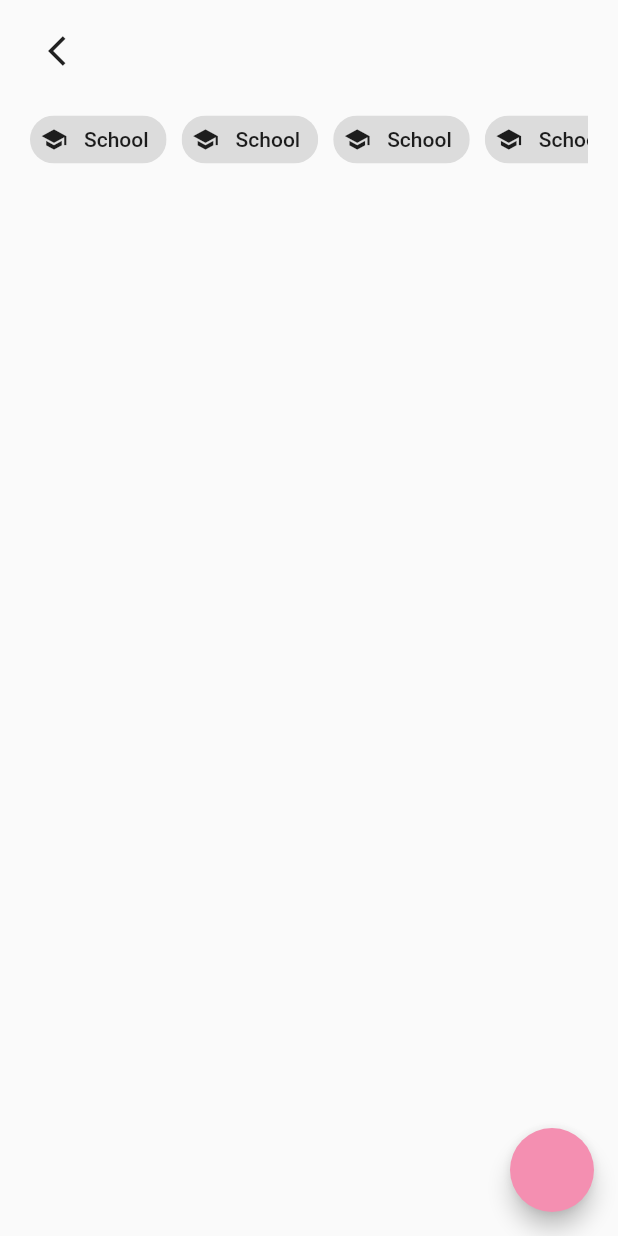
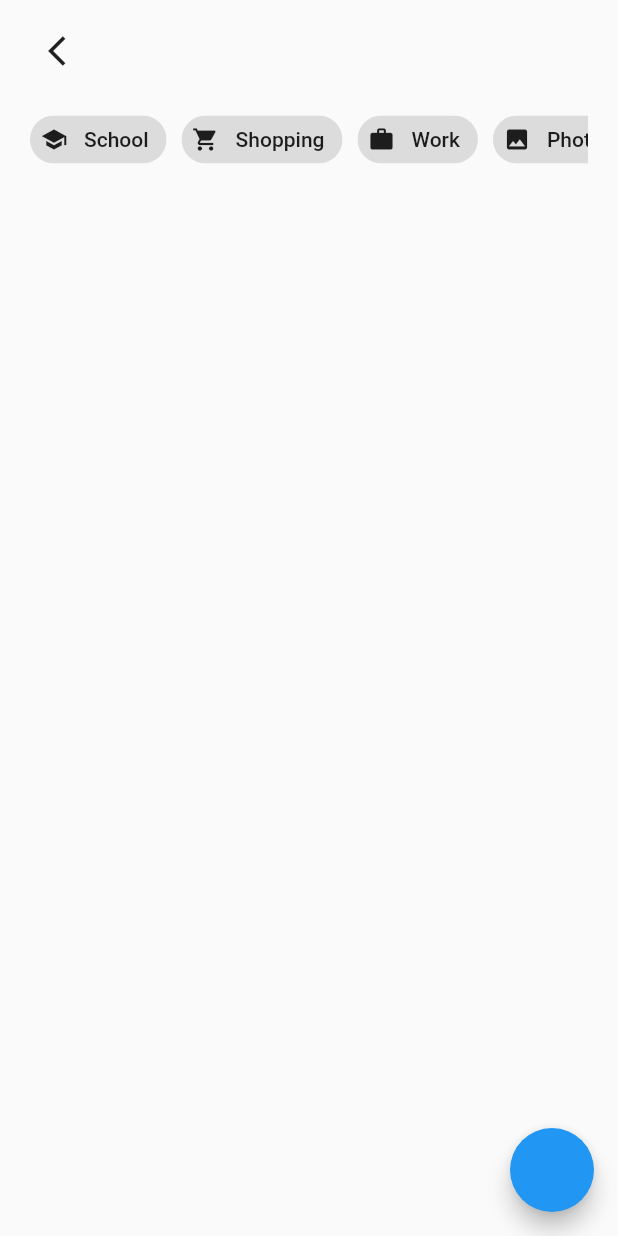
Before and after one commit to Omer-Demirtas/tasker, a Flutter app: the screen it shows after launch, after a tap on "Go to tasks", on a phone screen of 412 x 824 dp. Run offline on Flutter 3.47's test engine with Material 2 defaults, Android fonts, the phone set to English and light mode, and no system bars; our stand-ins replace bloc, flutter_bloc.

Commit message:
add task logic added, and some improvement to task view.

```diff
--- /dev/null
+++ b/lib/core/cubit/Theme/theme_cubit.dart
@@ -0,0 +1,25 @@
+import 'package:bloc/bloc.dart';
+import 'package:flutter/material.dart';
+
+class ThemeCubit extends Cubit<ThemeData> {
+  ThemeCubit() : super(_lightTheme);
+
+  static final _lightTheme = ThemeData(
+    floatingActionButtonTheme: const FloatingActionButtonThemeData(
+      foregroundColor: Colors.white,
+    ),
+    brightness: Brightness.light,
+  );
+
+  static final _darkTheme = ThemeData(
+    floatingActionButtonTheme: const FloatingActionButtonThemeData(
+      foregroundColor: Colors.black,
+    ),
+    brightness: Brightness.dark,
+  );
+
+  /// Toggles the current brightness between light and dark.
+  void toggleTheme() {
+    emit(state.brightness == Brightness.dark ? _lightTheme : _darkTheme);
+  }
+}
--- a/lib/core/cubit/task/task_cubit.dart
+++ b/lib/core/cubit/task/task_cubit.dart
@@ -8,14 +8,12 @@ class TaskCubit extends Cubit<TaskState> {
   TaskCubit() : super(const TaskState(tasks: [], isLoading: false));
 
 
-  void addTask() async
+  void addTask(Task task) async
   {
     emit(TaskState(isLoading: true, tasks: state.tasks));
     await Future.delayed(const Duration(seconds: 1));
-
     List<Task> tasks = state.tasks.toList();
-    tasks.add(Task(title: 'New Task', startAt: DateTime.now(), finishAt: DateTime.now(), description: 'asd', id: 1));
-
+    tasks.add(task);
     emit(TaskState(isLoading: false, tasks: tasks));
   }
 }
--- /dev/null
+++ b/lib/core/model/tag.dart
@@ -0,0 +1,9 @@
+import 'package:flutter/material.dart';
+
+class Tag
+{
+  final String title;
+  final IconData icon;
+
+  Tag(this.title, this.icon);
+}
--- a/lib/core/model/task.dart
+++ b/lib/core/model/task.dart
@@ -1,3 +1,4 @@
+import 'package:tasker/core/model/tag.dart';
 
 class Task {
   final int? id;
@@ -5,7 +6,7 @@ class Task {
   final String? description;
   final DateTime? startAt;
   final DateTime? finishAt;
+  final List<Tag>? tags;
 
-  Task({this.id, this.title, this.description, this.startAt, this.finishAt});
-
+  const Task({this.id, this.title, this.description, this.startAt, this.finishAt, this.tags});
 }
--- /dev/null
+++ b/lib/core/utils/form/focus_node_disabled.dart
@@ -0,0 +1,6 @@
+import 'package:flutter/material.dart';
+
+class AlwaysDisabledFocusNode extends FocusNode {
+  @override
+  bool get hasFocus => false;
+}
--- /dev/null
+++ b/lib/core/utils/tags.dart
@@ -0,0 +1,14 @@
+import 'package:flutter/material.dart';
+import 'package:tasker/core/model/tag.dart';
+
+class Tags
+{
+  static final List<Tag> tags =
+  <Tag>[
+    Tag('School', Icons.school),
+    Tag('Shopping', Icons.shopping_cart),
+    Tag('Work', Icons.work),
+    Tag('Photo', Icons.photo),
+    Tag('Travel', Icons.travel_explore),
+  ];
+}
--- a/lib/core/view/Task/task_view.dart
+++ b/lib/core/view/Task/task_view.dart
@@ -1,7 +1,11 @@
 import 'package:flutter/material.dart';
 import 'package:flutter_bloc/flutter_bloc.dart';
 import 'package:tasker/core/cubit/task/task_cubit.dart';
+import 'package:tasker/core/model/tag.dart';
 import 'package:tasker/core/model/task.dart';
+import 'package:tasker/core/utils/tags.dart';
+import 'package:tasker/core/view/add_task/add_task_view.dart';
+import 'package:tasker/core/widget/tag/tag_list.dart';
 
 class TaskView extends StatelessWidget
 {
@@ -9,17 +13,20 @@ class TaskView extends StatelessWidget
 
   const TaskView({Key? key}) : super(key: key);
 
+  void example()
+  {
+    print('ASD');
+  }
+
   @override
   Widget build(BuildContext context) {
     return SafeArea(
-      child: BlocProvider<TaskCubit>(
-        create: (context) => TaskCubit(),
-        child: BlocBuilder<TaskCubit, TaskState>(
+      child: BlocBuilder<TaskCubit, TaskState>(
             builder: (context, state) => Scaffold(
             body: Column(
               children: [
                 _buildAppBar(context),
-                _buildDays(),
+                TagList(voidCallback: example,),
                 const SizedBox(height: 20,),
                 Expanded(
                     child: state.isLoading ? const Center(
@@ -33,10 +40,12 @@ class TaskView extends StatelessWidget
               ],
             ),
             floatingActionButton: FloatingActionButton(
-              onPressed: () => context.read<TaskCubit>().addTask(),
+              onPressed: () => {
+                Navigator.pushNamed(context, AddTaskView.addTaskViewRoute),
+                //context.read<TaskCubit>().addTask()
+              }
             ),
           ),
-        ),
       ),
     );
   }
@@ -69,7 +78,7 @@ class TaskView extends StatelessWidget
                   )
                 ],
               ),
-              SizedBox(height: 10,),
+              const SizedBox(height: 10,),
               Row(
                 children: const [
                   Chip(avatar: Icon(Icons.school), label: Text('school')),
@@ -84,34 +93,15 @@ class TaskView extends StatelessWidget
     );
   }
 
-  Widget _buildDays()
-  {
-    return Container(
-      padding: EdgeInsets.symmetric(horizontal: 20),
-      margin: const EdgeInsets.only(top: 10),
-      height: 50,
-      child: ListView(
-        physics: const BouncingScrollPhysics(),
-        scrollDirection: Axis.horizontal,
-        children: [
-          for (int i in Iterable<int>.generate(20).toList()) Container(
-            margin: const EdgeInsets.only(right: 10),
-            child: const Chip(avatar: Icon(Icons.school), label: Text("School"),)
-          )
-        ],
-      ),
-    );
-  }
-
   Widget _buildAppBar(BuildContext context)
   {
     return Padding(
-      padding: EdgeInsets.only(top: 10, right: 20, left: 20),
+      padding: const EdgeInsets.only(top: 10, right: 20, left: 20),
       child: Row(
         children: [
           IconButton(
               onPressed: () => Navigator.pop(context),
-              icon: Icon(Icons.arrow_back_ios)
+              icon: const Icon(Icons.arrow_back_ios)
           )
         ],
       ),
--- a/lib/core/view/home/home_view.dart
+++ b/lib/core/view/home/home_view.dart
@@ -35,25 +35,6 @@ class HomeView extends StatelessWidget
                   )
                 ],
               ),
-              Expanded(
-                  child: SizedBox.expand(
-                    child: SingleChildScrollView(
-                      child: BlocProvider<TaskCubit>(
-                        create: (context) => TaskCubit(),
-                        child: BlocBuilder<TaskCubit, TaskState>(
-                          builder: (context, state) => Column(
-                            children: [
-                              ElevatedButton(onPressed: () => context.read<TaskCubit>().addTask(),
-                                  child: const Text('create new task')
-                              ),
-                              for (Task task in state.tasks) _buildTask(task, context)
-                            ],
-                          ),
-                        ),
-                      )
-                    ),
-                  )
-              ),
             ],
           ),
         ),
--- /dev/null
+++ b/lib/core/widget/tag/tag_list.dart
@@ -0,0 +1,33 @@
+import 'package:flutter/material.dart';
+import 'package:tasker/core/model/tag.dart';
+import 'package:tasker/core/utils/tags.dart';
+
+class TagList extends StatelessWidget
+{
+  final VoidCallback voidCallback;
+
+  const TagList({Key? key, required this.voidCallback}) : super(key: key);
+
+  @override
+  Widget build(BuildContext context) {
+    return Container(
+      padding: const EdgeInsets.symmetric(horizontal: 20),
+      margin: const EdgeInsets.only(top: 10),
+      height: 50,
+      child: ListView(
+        physics: const BouncingScrollPhysics(),
+        scrollDirection: Axis.horizontal,
+        children: [
+          for (Tag icon in Tags.tags) Container(
+              margin: const EdgeInsets.only(right: 10),
+              child: InputChip(
+                onSelected: (value) => voidCallback(),
+                avatar: Icon(icon.icon),
+                label: Text(icon.title),
+              )
+          )
+        ],
+      ),
+    );
+  }
+}
--- a/lib/main.dart
+++ b/lib/main.dart
@@ -1,10 +1,13 @@
 import 'package:flutter/material.dart';
+import 'package:flutter_bloc/flutter_bloc.dart';
+import 'package:tasker/core/cubit/Theme/theme_cubit.dart';
+import 'package:tasker/core/cubit/task/task_cubit.dart';
 import 'package:tasker/core/view/Task/task_view.dart';
 import 'package:tasker/core/view/add_task/add_task_view.dart';
 import 'package:tasker/core/view/home/home_view.dart';
 
 void main() {
-  runApp(const MyApp());
+  runApp(const App());
 }
 
 class MyApp extends StatelessWidget {
@@ -12,14 +15,9 @@ class MyApp extends StatelessWidget {
 
   @override
   Widget build(BuildContext context) {
-    return MaterialApp(
-      theme: ThemeData(
-        primaryColor: Colors.purple.shade200,
-        colorScheme: ColorScheme.fromSwatch().copyWith(
-            primary: Colors.purple.shade200,
-            secondary: Colors.pink.shade200
-        ),
-      ),
+    return BlocBuilder<ThemeCubit, ThemeData>(
+      builder: (_, theme) => MaterialApp(
+        theme: theme,
         routes: {
           AddTaskView.addTaskViewRoute: (context) => const AddTaskView(),
           TaskView.taskViewRoute: (context) => const TaskView()
@@ -31,12 +29,31 @@ class MyApp extends StatelessWidget {
               builder: (context) => const AddTaskView()
             );
           }
-
           assert(false, 'Need to implement ${settings.name}');
           return null;
         },
         title: 'Navigation with Arguments',
         home: const HomeView(),
+      ),
     );
   }
 }
+
+class App extends StatelessWidget {
+  const App({Key? key}) : super(key: key);
+
+  @override
+  Widget build(BuildContext context) {
+    return MultiBlocProvider(
+        providers:  [
+          BlocProvider<ThemeCubit>(
+            create: (context) => ThemeCubit(),
+          ),
+          BlocProvider<TaskCubit>(
+            create: (context) => TaskCubit(),
+          ),
+        ],
+        child: const MyApp(),
+    );
+  }
+}
```
Also changed, not shown: lib/core/view/add_task/add_task_form.dart (added, +148 -0 lines), lib/core/view/add_task/add_task_view.dart (+27 -2 lines). Lines whose indentation alone changed are shown as unchanged.
